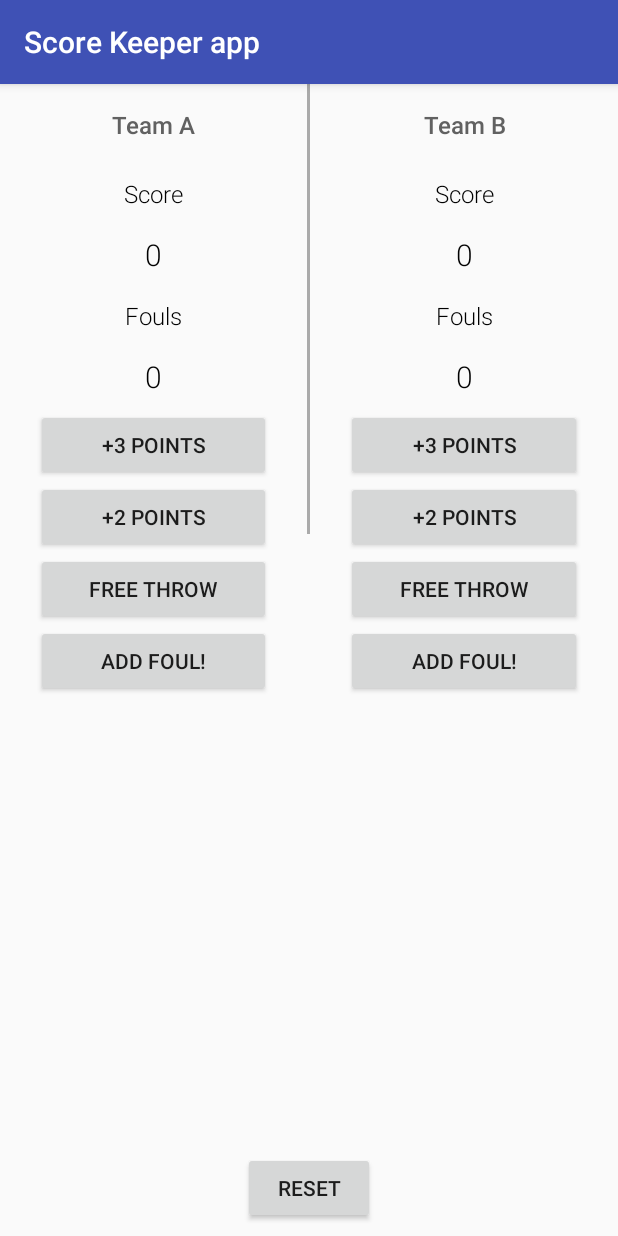
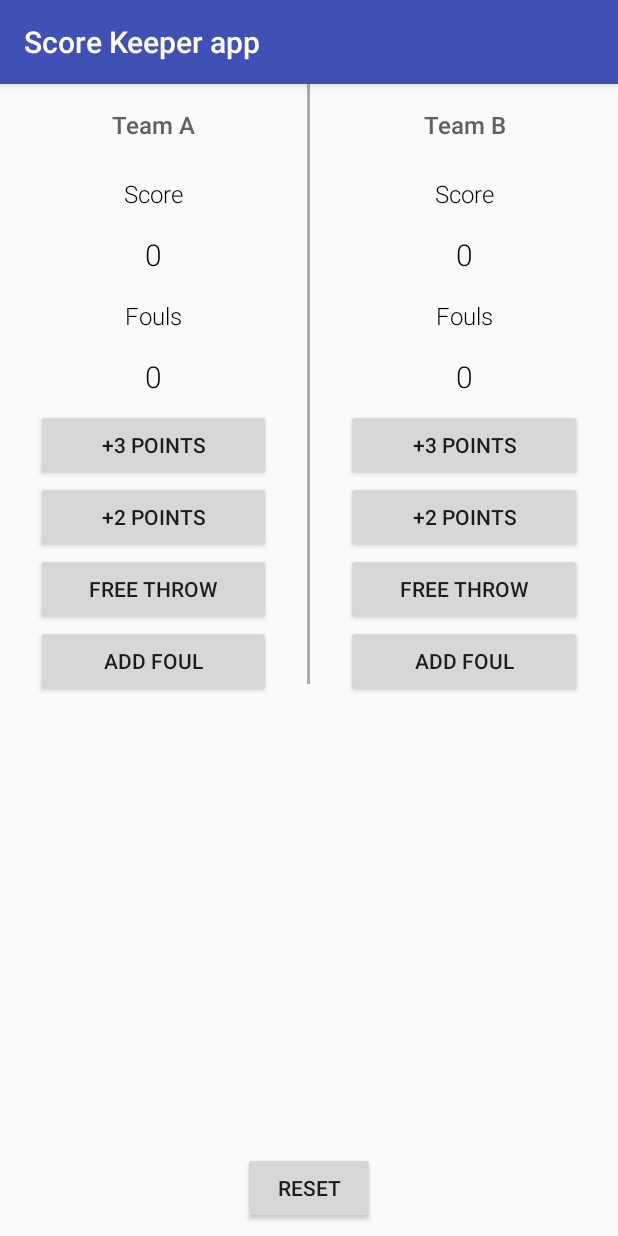
Before and after one commit to AlexandraDamaschin/ScoreKeeperApp, an Android app: the screen it shows after launch (MainActivity), on a phone screen of 412 x 824 dp. Run offline under Robolectric (Android 15) with nearby library versions, the phone set to English and light mode, and no system bars.

Commit message:
layout ready

```diff
--- a/app/src/main/res/layout/activity_main.xml
+++ b/app/src/main/res/layout/activity_main.xml
@@ -111,15 +111,15 @@
                 android:layout_height="wrap_content"
                 android:layout_marginLeft="24dp"
                 android:layout_marginRight="24dp"
-                android:onClick="addFouls"
+                android:onClick="addFoulsTeamA"
                 android:padding="8dp"
-                android:text="Add foul!" />
+                android:text="Add foul" />
         </LinearLayout>
 
         <!--separator line-->
         <View
             android:layout_width="2dp"
-            android:layout_height="300dp"
+            android:layout_height="400dp"
             android:background="@android:color/darker_gray" />
         <!--team B display-->
 
@@ -225,9 +225,9 @@
                 android:layout_height="wrap_content"
                 android:layout_marginLeft="24dp"
                 android:layout_marginRight="24dp"
-                android:onClick="addFouls"
+                android:onClick="addFoulTeamB"
                 android:padding="8dp"
-                android:text="Add foul!" />
+                android:text="Add foul" />
         </LinearLayout>
 
     </LinearLayout>
```
